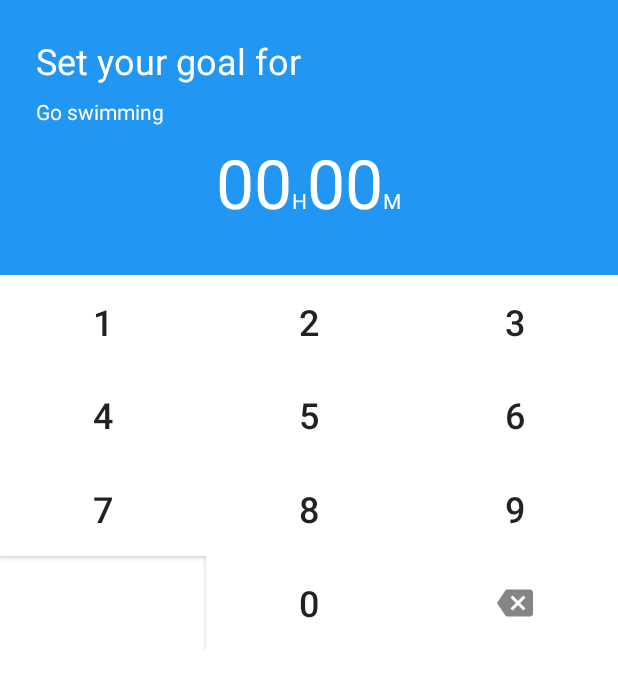
After one commit to janacm/Momenta-Capstone, an Android app: the layout activity_alert_dialog.xml on its own in the app's theme, with its tools: preview values and no code run, on a phone screen of 412 x 824 dp. The commit adds this screen. Shown: the top 689 px of the screen. Run offline under Robolectric (Android 15) with nearby library versions, the phone set to English and light mode, and no system bars.

Commit message:
Implemented dialog for adding time

```diff
--- a/app/build.gradle
+++ b/app/build.gradle
@@ -39,6 +39,7 @@ dependencies {
     compile 'com.android.support:support-v4:23.1.1'
     compile 'com.android.support:recyclerview-v7:23.1.1'
     compile 'com.android.support:cardview-v7:23.1.1'
+    compile 'com.android.support:gridlayout-v7:23.1.+'
     // Optional -- Hamcrest library
     androidTestCompile 'org.hamcrest:hamcrest-library:1.3'
     // Optional -- UI testing with Espresso
--- a/app/src/main/java/com/momenta/MainActivity.java
+++ b/app/src/main/java/com/momenta/MainActivity.java
@@ -55,6 +55,7 @@ public class MainActivity extends AppCompatActivity {
         return super.onOptionsItemSelected(item);
     }
 
+    //TODO move this function to the settings section
     public void numberPicker(View v) {
         Log.d("MainActivity", "Button Pressed");
         Fragment fragment = fragementManager.getItem(0);
@@ -70,6 +71,11 @@ public class MainActivity extends AppCompatActivity {
         Log.d("MainActivty", "Request deispatched");
     }
 
+    /**
+     * Call back method for the add activity button on the log fragement
+     * This method call the addActivity() method in LogFragment.java
+     * @param v The view off the button
+     */
     public void addButton(View v) {
         Fragment fragment = fragementManager.getItem(1);
         if ( fragment instanceof  LogFragment ) {
--- a/app/src/main/java/com/momenta/Task.java
+++ b/app/src/main/java/com/momenta/Task.java
@@ -101,6 +101,11 @@ public class Task {
         this.minutes = minutes;
     }
 
+    public void setTimeInMinutes( int minutes ) {
+        hours = 0; this.minutes = 0;
+        addMinute(minutes);
+    }
+
     /**
      * Used to add time to task
      * @param minutes the time in minutes to be added to the task
--- /dev/null
+++ b/app/src/main/res/layout/activity_alert_dialog.xml
@@ -0,0 +1,195 @@
+<?xml version="1.0" encoding="utf-8"?>
+<LinearLayout xmlns:android="http://schemas.android.com/apk/res/android"
+    xmlns:app="http://schemas.android.com/apk/res-auto"
+    xmlns:grid="http://schemas.android.com/tools"
+    android:orientation="vertical"
+    android:layout_width="match_parent"
+    android:layout_height="match_parent">
+
+    <LinearLayout
+        android:id="@+id/dialog_header"
+        android:layout_width="match_parent"
+        android:orientation="vertical"
+        android:layout_height="wrap_content"
+        android:padding="24dp"
+        android:background="@color/colorPrimary">
+
+        <TextView
+            android:id="@+id/set_goal_textview"
+            android:layout_width="match_parent"
+            android:layout_height="wrap_content"
+            android:textSize="24sp"
+            android:text="@string/set_goal_String"
+            android:textColor="@color/colorAccent"
+            android:layout_marginBottom="8dp"/>
+        <TextView
+            android:id="@+id/activity_name_textview"
+            android:layout_width="match_parent"
+            android:layout_height="wrap_content"
+            android:textColor="@color/colorAccent"
+            android:text="@string/demo_activty"/>
+        <LinearLayout
+            android:id="@+id/activity_time_linearlayout"
+            android:orientation="horizontal"
+            android:layout_width="match_parent"
+            android:layout_marginTop="7dp"
+            android:layout_marginBottom="7dp"
+            android:layout_height="wrap_content"
+            android:gravity="center_horizontal">
+
+            <TextView
+                android:id="@+id/activity_hour_textview"
+                android:layout_width="wrap_content"
+                android:layout_height="wrap_content"
+                android:text="@string/dialog_hour_string"
+                android:textColor="@color/colorAccent"
+                android:textSize="@dimen/dialog_time_text_size"/>
+            <TextView
+                android:id="@+id/activity_H_textview"
+                android:layout_width="wrap_content"
+                android:layout_height="wrap_content"
+                android:gravity="bottom"
+                android:text="@string/H_string"
+                android:textColor="@color/colorAccent"/>
+            <TextView
+                android:id="@+id/activity_minute_textview"
+                android:layout_width="wrap_content"
+                android:layout_height="wrap_content"
+                android:text="@string/dialog_hour_string"
+                android:textSize="@dimen/dialog_time_text_size"
+                android:textColor="@color/colorAccent"/>
+            <TextView
+                android:id="@+id/activity_M_textview"
+                android:layout_width="wrap_content"
+                android:layout_height="wrap_content"
+                android:gravity="bottom"
+                android:text="@string/M_string"
+                android:textColor="@color/colorAccent"/>
+
+        </LinearLayout>
+
+    </LinearLayout>
+
+    <android.support.v7.widget.GridLayout
+        xmlns:android="http://schemas.android.com/apk/res/android"
+        xmlns:grid="http://schemas.android.com/apk/res-auto"
+        android:layout_width="match_parent"
+        android:layout_height="250dp"
+        grid:alignmentMode="alignBounds"
+        grid:columnCount="3">
+
+        <Button android:layout_width="0dp"
+            android:id="@+id/buttonOne"
+            style="?buttonStyle"
+            android:layout_height="0dp"
+            android:background="@color/colorAccent"
+            android:text="@string/one"
+            android:textSize="@dimen/time_dialog_number_font"
+            grid:layout_columnWeight="1"
+            grid:layout_rowWeight="1"
+            grid:layout_gravity="fill"/>
+        <Button android:layout_width="0dp"
+            android:id="@+id/buttonTwo"
+            style="?buttonStyle"
+            android:layout_height="0dp"
+            android:background="@color/colorAccent"
+            android:text="@string/two"
+            android:textSize="@dimen/time_dialog_number_font"
+            grid:layout_columnWeight="1"
+            grid:layout_rowWeight="1"
+            grid:layout_gravity="fill"/>
+        <Button android:layout_width="0dp"
+            android:id="@+id/buttonThree"
+            style="?buttonStyle"
+            android:layout_height="0dp"
+            android:background="@color/colorAccent"
+            android:text="@string/three"
+            android:textSize="@dimen/time_dialog_number_font"
+            grid:layout_columnWeight="1"
+            grid:layout_rowWeight="1"
+            grid:layout_gravity="fill"/>
+        <Button android:layout_width="0dp"
+            android:id="@+id/buttonFour"
+            style="?buttonStyle"
+            android:layout_height="0dp"
+            android:background="@color/colorAccent"
+            android:text="@string/four"
+            android:textSize="@dimen/time_dialog_number_font"
+            grid:layout_columnWeight="1"
+            grid:layout_rowWeight="1"
+            grid:layout_gravity="fill"/>
+        <Button android:layout_width="0dp"
+            android:id="@+id/buttonFive"
+            style="?buttonStyle"
+            android:layout_height="0dp"
+            android:textSize="@dimen/time_dialog_number_font"
+            android:background="@color/colorAccent"
+            android:text="@string/five"
+            grid:layout_columnWeight="1"
+            grid:layout_rowWeight="1"
+            grid:layout_gravity="fill"/>
+        <Button android:layout_width="0dp"
+            android:id="@+id/buttonSix"
+            style="?buttonStyle"
+            android:layout_height="0dp"
+            android:text="@string/six"
+            android:textSize="@dimen/time_dialog_number_font"
+            android:background="@color/colorAccent"
+            grid:layout_columnWeight="1"
+            grid:layout_rowWeight="1"
+            grid:layout_gravity="fill"/>
+        <Button android:layout_width="0dp"
+            android:id="@+id/buttonSeven"
+            style="?buttonStyle"
+            android:layout_height="0dp"
+            android:text="@string/seven"
+            android:textSize="@dimen/time_dialog_number_font"
+            android:background="@color/colorAccent"
+            grid:layout_columnWeight="1"
+            grid:layout_rowWeight="1"
+            grid:layout_gravity="fill"/>
+        <Button android:layout_width="0dp"
+            android:id="@+id/buttonEight"
+            style="?buttonStyle"
+            android:layout_height="0dp"
+            android:text="@string/eight"
+            android:textSize="@dimen/time_dialog_number_font"
+            android:background="@color/colorAccent"
+            grid:layout_columnWeight="1"
+            grid:layout_rowWeight="1"
+            grid:layout_gravity="fill"/>
+        <Button android:layout_width="0dp"
+            android:id="@+id/buttonNine"
+            style="?buttonStyle"
+            android:layout_height="0dp"
+            android:text="@string/nine"
+            android:textSize="@dimen/time_dialog_number_font"
+            android:background="@color/colorAccent"
+            grid:layout_columnWeight="1"
+            grid:layout_rowWeight="1"
+            grid:layout_gravity="fill"/>
+        <Button android:layout_width="0dp"
+            android:id="@+id/buttonZero"
+            style="?buttonStyle"
+            android:layout_height="0dp"
+            android:text="@string/zero"
+            android:textSize="@dimen/time_dialog_number_font"
+            android:background="@color/colorAccent"
+            grid:layout_columnWeight="1"
+            app:layout_column="1"
+            grid:layout_rowWeight="1"
+            grid:layout_gravity="fill"/>
+        <ImageButton android:layout_width="0dp"
+            android:id="@+id/buttonBackspace"
+            style="?buttonStyle"
+            android:layout_height="0dp"
+            grid:layout_columnWeight="1"
+            android:background="@color/colorAccent"
+            android:src="@drawable/ic_backspace"
+            grid:layout_rowWeight="1"
+            grid:layout_gravity="fill"/>
+
+
+    </android.support.v7.widget.GridLayout>
+
+</LinearLayout>
--- a/app/src/main/res/layout/fragment_dashboard.xml
+++ b/app/src/main/res/layout/fragment_dashboard.xml
@@ -28,7 +28,7 @@
         android:layout_height="wrap_content"
         android:layout_below="@id/numberPicker"
         android:layout_centerHorizontal="true"
-        android:text="@string/demo_button"
+        android:text="@string/dummy_button"
         android:onClick="numberPicker"/>
 
 </RelativeLayout>
--- a/app/src/main/res/values/dimens.xml
+++ b/app/src/main/res/values/dimens.xml
@@ -3,4 +3,6 @@
     <dimen name="activity_horizontal_margin">16dp</dimen>
     <dimen name="activity_vertical_margin">16dp</dimen>
     <dimen name="fab_margin">16dp</dimen>
+    <dimen name="dialog_time_text_size">45sp</dimen>
+    <dimen name="time_dialog_number_font">24sp</dimen>
 </resources>
--- a/app/src/main/res/values/strings.xml
+++ b/app/src/main/res/values/strings.xml
@@ -7,15 +7,32 @@
     <string name="title_activity_settings">SettingsActivity</string>
     <string name="ongoing_activity_string">Ongoing activities</string>
     <string name="add_activity_content_description">Add activity button</string>
+    <string name="H_string">H</string>
+    <string name="M_string">M</string>
+    <string name="set_goal_String">Set your goal for</string>
+    <string name="dialog_done">Done</string>
+    <string name="dialog_more">More</string>
+    <string name="dialog_cancel">Cancel</string>
+    <string name="dialog_hour_string">00</string>
 
 
     <!-- Demo/Sample strings-->
     <string name="sample_duration_string">1h 45m</string>
     <string name="dummy_button">GO!</string>
-    <string name="demo_button">GO!</string>
+    <string name="demo_activty">Go swimming</string>
     <string name="later">Later</string>
     <string name="sampleQuote">\"It does not matter how slowly you go as long as you do not stop.\"</string>
     <string name="quoteCredit">- Confucius</string>
     <string name="title_activity_fullscreen">FullscreenActivity</string>
     <string name="dummy_content">DUMMY CONTENT</string>
+    <string name="one">1</string>
+    <string name="two">2</string>
+    <string name="three">3</string>
+    <string name="four">4</string>
+    <string name="five">5</string>
+    <string name="six">6</string>
+    <string name="seven">7</string>
+    <string name="eight">8</string>
+    <string name="nine">9</string>
+    <string name="zero">0</string>
 </resources>
```
Also changed, not shown: app/src/main/java/com/momenta/LogFragment.java (+24 -6 lines), app/src/main/java/com/momenta/TimeDialogBuilder.java (added, +162 -0 lines), app/src/main/ic_backspace-web.png (added), app/src/main/res/drawable-hdpi/ic_backspace.png (added), app/src/main/res/drawable-mdpi/ic_backspace.png (added), app/src/main/res/drawable-xhdpi/ic_backspace.png (added), app/src/main/res/drawable-xxhdpi/ic_backspace.png (added).
